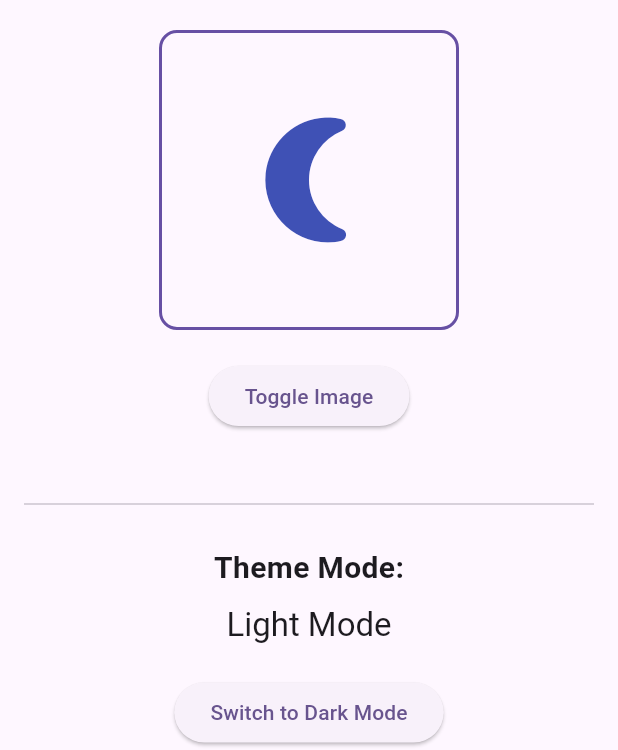
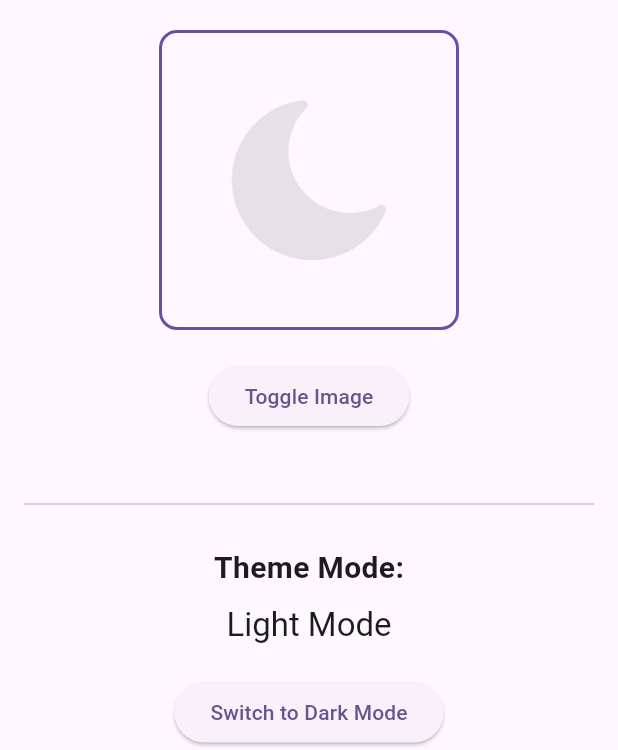
Before and after one commit to phitly/cw1v3, a Flutter app: the screen it shows after launch, after a tap on "Toggle Image", on a phone screen of 412 x 824 dp, the part 486-1236 px from its top. Run offline on Flutter 3.47's test engine with Material 3 defaults, Android fonts, the phone set to English and light mode, and no system bars.

Commit message:
updated light dark images

```diff
--- a/lib/main.dart
+++ b/lib/main.dart
@@ -62,9 +62,38 @@
   State<MyHomePage> createState() => _MyHomePageState();
 }
 
-class _MyHomePageState extends State<MyHomePage> {
+class _MyHomePageState extends State<MyHomePage> with TickerProviderStateMixin {
   int _counter = 0;
   bool _showFirstImage = true;
+
+  // Animation components
+  late AnimationController _animationController;
+  late CurvedAnimation _curvedAnimation;
+
+  @override
+  void initState() {
+    super.initState();
+    // Initialize AnimationController with 800ms duration
+    _animationController = AnimationController(
+      duration: const Duration(milliseconds: 800),
+      vsync: this,
+    );
+
+    // Create CurvedAnimation for smoother transitions
+    _curvedAnimation = CurvedAnimation(
+      parent: _animationController,
+      curve: Curves.easeInOut,
+    );
+
+    // Start with animation at full opacity
+    _animationController.value = 1.0;
+  }
+
+  @override
+  void dispose() {
+    _animationController.dispose();
+    super.dispose();
+  }
 
   void _incrementCounter() {
     setState(() {
@@ -72,10 +101,17 @@
     });
   }
 
-  void _toggleImage() {
+  void _toggleImage() async {
+    // Fade out current image
+    await _animationController.reverse();
+
+    // Switch the image
     setState(() {
       _showFirstImage = !_showFirstImage;
     });
+
+    // Fade in new image
+    await _animationController.forward();
   }
 
   @override
@@ -125,17 +161,20 @@
                   borderRadius: BorderRadius.circular(12),
                 ),
                 child: Center(
-                  child: _showFirstImage
-                      ? Icon(
-                          Icons.sunny,
-                          size: 100,
-                          color: widget.isDarkMode ? Colors.yellow : Colors.orange,
-                        )
-                      : Icon(
-                          Icons.nightlight_round,
-                          size: 100,
-                          color: widget.isDarkMode ? Colors.lightBlue : Colors.indigo,
-                        ),
+                  child: FadeTransition(
+                    opacity: _curvedAnimation,
+                    child: _showFirstImage
+                        ? Image.asset(
+                            'assets/images/light.png',
+                            width: 150,
+                            height: 150,
+                          )
+                        : Image.asset(
+                            'assets/images/dark.png',
+                            width: 150,
+                            height: 150,
+                          ),
+                  ),
                 ),
               ),
               const SizedBox(height: 20),
```
Also changed, not shown: assets/images/dark.png (added), assets/images/light.png (added), 1 other file.
